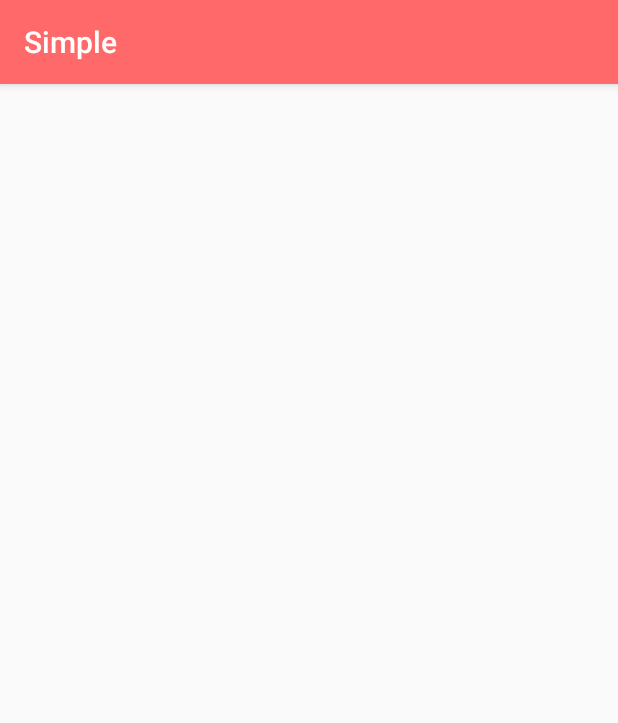
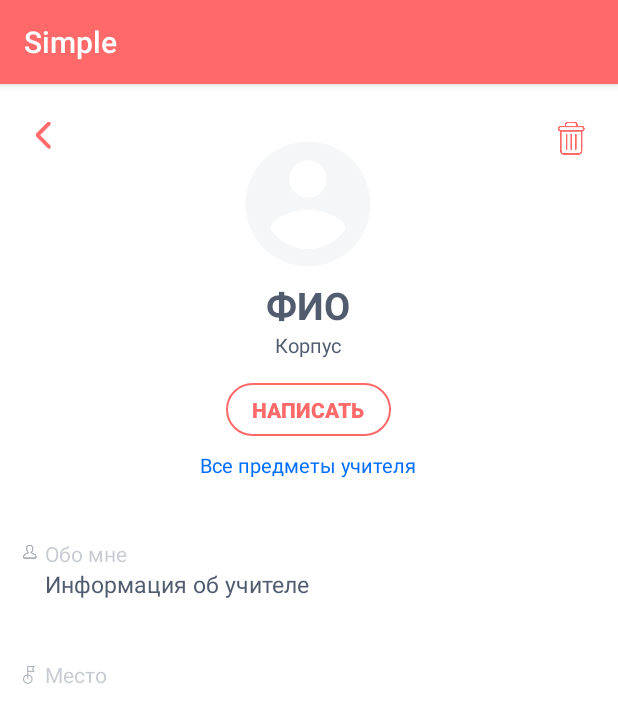
Before and after one commit to muchunzyan/SimpleApp, an Android app: the WatchTeacherProfile screen opened directly, with no data from a screen before it, on a phone screen of 412 x 824 dp. Shown: the top 723 px of the screen. Run offline under Robolectric (Android 15) with nearby library versions, the phone set to English and light mode, and no system bars; our stand-ins replace Firebase (no records; nobody signed in at launch, a user with empty details on screens opened directly), Picasso; 9 statements that could not run were skipped.

Commit message:
activity watch teacher profile

```diff
--- a/app/src/main/res/layout/activity_watch_teacher_profile.xml
+++ b/app/src/main/res/layout/activity_watch_teacher_profile.xml
@@ -1,9 +1,153 @@
 <?xml version="1.0" encoding="utf-8"?>
-<androidx.constraintlayout.widget.ConstraintLayout xmlns:android="http://schemas.android.com/apk/res/android"
-    xmlns:app="http://schemas.android.com/apk/res-auto"
+<ScrollView
+    xmlns:android="http://schemas.android.com/apk/res/android"
     xmlns:tools="http://schemas.android.com/tools"
     android:layout_width="match_parent"
     android:layout_height="match_parent"
-    tools:context=".WatchTeacherProfile">
+    tools:context=".WatchTeacherProfile"
+    android:background="@color/colorWhite">
 
-</androidx.constraintlayout.widget.ConstraintLayout>
+    <RelativeLayout
+        android:layout_width="match_parent"
+        android:layout_height="wrap_content">
+
+        <ImageView
+            android:id="@+id/btn_back"
+            android:src="@drawable/back2"
+            android:layout_width="18dp"
+            android:layout_height="18dp"
+            android:layout_marginStart="20dp"
+            android:layout_marginTop="25dp"/>
+
+        <ImageView
+            android:id="@+id/W_T_delete_teacher"
+            android:layout_width="wrap_content"
+            android:layout_height="wrap_content"
+            android:layout_alignParentEnd="true"
+            android:layout_marginEnd="20dp"
+            android:layout_marginTop="25dp"
+            android:src="@drawable/bin"/>
+
+        <LinearLayout
+            android:id="@+id/W_t_sub_lin_lay1"
+            android:layout_width="wrap_content"
+            android:layout_height="wrap_content"
+            android:orientation="vertical"
+            android:gravity="center"
+            android:layout_centerHorizontal="true"
+            android:layout_marginTop="30dp">
+
+            <ImageView
+                android:id="@+id/W_T_image"
+                android:layout_width="100dp"
+                android:layout_height="100dp"
+                android:background="@color/colorWhite"
+                android:src="@drawable/ic_account_circle_black_24dp"
+                android:foreground="@drawable/user_icon_account_back"/>
+
+            <TextView
+                android:id="@+id/W_T_name"
+                android:layout_width="wrap_content"
+                android:layout_height="wrap_content"
+                android:text="ФИО"
+                android:textSize="25sp"
+                android:textColor="#515C6F"
+                android:textStyle="bold"/>
+
+            <TextView
+                android:id="@+id/W_T_location"
+                android:layout_width="wrap_content"
+                android:layout_height="wrap_content"
+                android:text="Корпус"
+                android:textColor="#515C6F"
+                android:textSize="13sp" />
+
+            <Button
+                android:id="@+id/W_T_chat_teacher"
+                android:layout_width="wrap_content"
+                android:layout_height="35dp"
+                android:paddingHorizontal="17dp"
+                android:text="Написать"
+                android:textStyle="bold"
+                android:textColor="#FF6969"
+                android:background="@drawable/write_btn_back"
+                android:layout_marginTop="16dp"/>
+
+            <TextView
+                android:id="@+id/W_T_teacher_subjects"
+                android:layout_width="wrap_content"
+                android:layout_height="wrap_content"
+                android:text="Все предметы учителя"
+                android:textColor="#006FFF"
+                android:textSize="13sp"
+                android:layout_marginTop="10dp"/>
+        </LinearLayout>
+
+        <ImageView
+            android:layout_width="wrap_content"
+            android:layout_height="wrap_content"
+            android:layout_below="@+id/W_t_sub_lin_lay1"
+            android:layout_marginStart="15dp"
+            android:layout_marginTop="44dp"
+            android:src="@drawable/person" />
+
+        <LinearLayout
+            android:id="@+id/teacher_info_lay"
+            android:layout_width="wrap_content"
+            android:layout_height="wrap_content"
+            android:orientation="vertical"
+            android:layout_marginStart="30dp"
+            android:layout_marginTop="40dp"
+            android:layout_below="@+id/W_t_sub_lin_lay1">
+
+            <TextView
+                android:id="@+id/W_T_about_teacher_text"
+                android:layout_width="wrap_content"
+                android:layout_height="wrap_content"
+                android:text="Обо мне"
+                android:textColor="#50515C6F"
+                android:textSize="14sp" />
+
+            <TextView
+                android:id="@+id/W_T_about_teacher"
+                android:layout_width="wrap_content"
+                android:layout_height="wrap_content"
+                android:textColor="#515C6F"
+                android:text="Информация об учителе"
+                android:textSize="15sp"/>
+        </LinearLayout>
+
+        <ImageView
+            android:layout_width="wrap_content"
+            android:layout_height="wrap_content"
+            android:layout_marginTop="44dp"
+            android:layout_marginStart="15dp"
+            android:src="@drawable/place"
+            android:layout_below="@+id/teacher_info_lay"/>
+
+        <LinearLayout
+            android:id="@+id/teacher_places_lay"
+            android:layout_width="wrap_content"
+            android:layout_height="wrap_content"
+            android:orientation="vertical"
+            android:layout_marginStart="30dp"
+            android:layout_marginTop="40dp"
+            android:layout_below="@+id/teacher_info_lay">
+
+            <TextView
+                android:id="@+id/W_T_where_text"
+                android:layout_width="wrap_content"
+                android:layout_height="wrap_content"
+                android:text="Место"
+                android:textSize="14sp"
+                android:textColor="#50515C6F"/>
+
+            <TextView
+                android:id="@+id/W_T_where"
+                android:layout_width="wrap_content"
+                android:layout_height="wrap_content"
+                android:textColor="#515C6F"
+                android:textSize="15sp"/>
+        </LinearLayout>
+    </RelativeLayout>
+</ScrollView>
```
